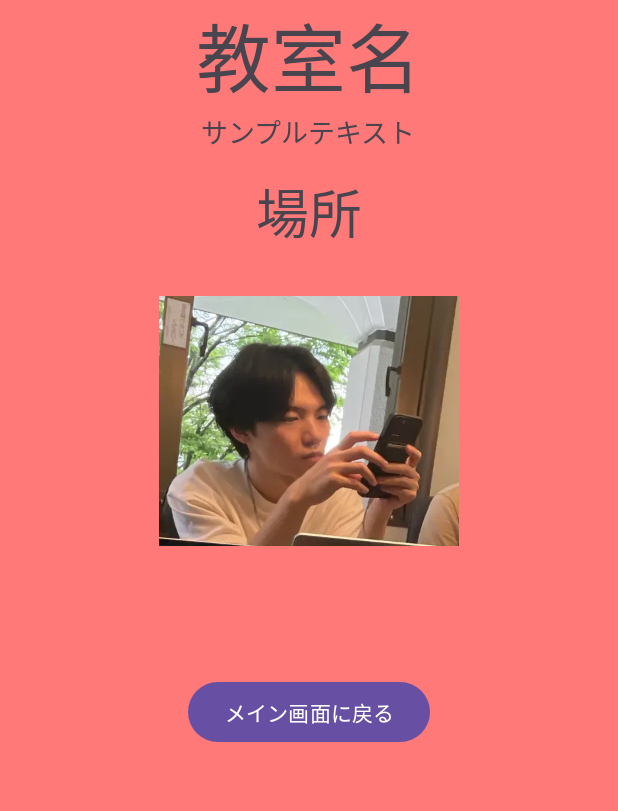
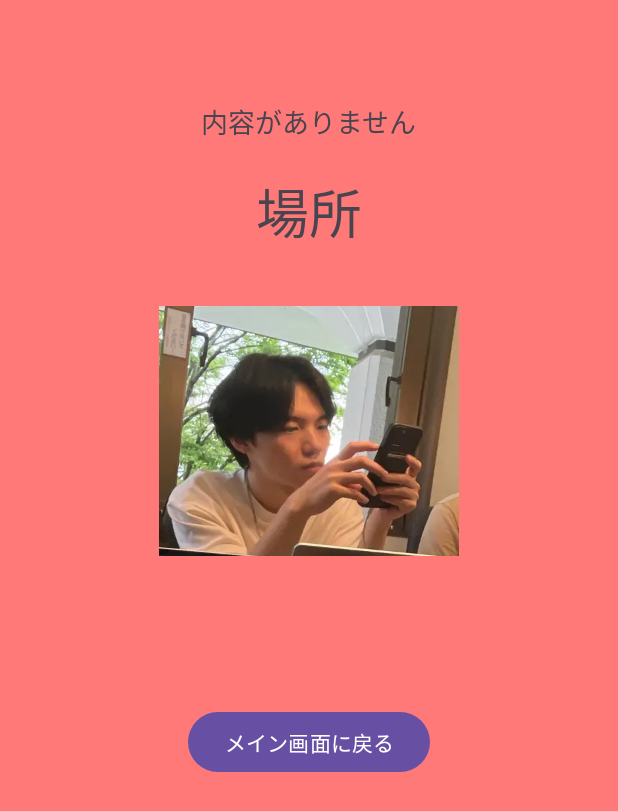
Before and after one commit to ebinogit/MozanMap, an Android app: the SubActivity screen opened directly, with no data from a screen before it, on a phone screen of 412 x 824 dp. Shown: the top 811 px of the screen. Run offline under Robolectric (Android 15) with nearby library versions, the phone set to English and light mode, and no system bars.

Commit message:
サブ画面使い回し２

```diff
--- a/app/src/main/java/com/example/mozanmap/SubActivity.kt
+++ b/app/src/main/java/com/example/mozanmap/SubActivity.kt
@@ -1,35 +1,20 @@
 package com.example.mozanmap
 
 import android.os.Bundle
-import android.widget.Button
-import android.widget.LinearLayout
 import android.widget.TextView
 import androidx.appcompat.app.AppCompatActivity
-import androidx.recyclerview.widget.RecyclerView
-import com.google.android.material.bottomsheet.BottomSheetBehavior
 
 class SubActivity : AppCompatActivity() {
-
-    private lateinit var bottomSheetBehavior: BottomSheetBehavior<LinearLayout>
-    private lateinit var recyclerView: RecyclerView
 
     override fun onCreate(savedInstanceState: Bundle?) {
         super.onCreate(savedInstanceState)
         setContentView(R.layout.activity_sub)
 
-        val buttonBack = findViewById<Button>(R.id.button_back)
-        val textView = findViewById<TextView>(R.id.textView)  // `textView` を取得
+        // インテントからボタンの内容を受け取る
+        val buttonContent = intent.getStringExtra("button_content")
 
-        // ボタンにクリックリスナーを設定
-        buttonBack.setOnClickListener {
-            // メイン画面に戻る
-            finish()  // 現在のアクティビティを終了して、前のアクティビティに戻る
-        }
-
-        val buttonId = intent.getIntExtra("button_id", -1)  // ボタンのインデックスを取得
-        if (buttonId != -1) {
-            // `buttonId` を使用してクリックされたボタンに応じたデータを表示
-            textView.text = "ボタン ${buttonId + 1} のコンテンツ"  // `textView` の内容を更新
-        }
+        // TextViewに表示
+        val textView = findViewById<TextView>(R.id.textView)
+        textView.text = buttonContent ?: "内容がありません" // 内容がない場合のフォールバック
     }
 }
--- /dev/null
+++ b/app/src/main/java/com/example/mozanmap/data/ButtonInfo.kt
@@ -0,0 +1,5 @@
+package com.example.mozanmap.data
+
+data class ButtonInfo(
+    val id: Int
+)
--- a/app/src/main/res/layout/activity_sub.xml
+++ b/app/src/main/res/layout/activity_sub.xml
@@ -11,7 +11,7 @@
     <TextView
         android:layout_width="wrap_content"
         android:layout_height="wrap_content"
-        android:text="教室名"
+        android:text=""
         android:textSize="50sp" />
 
     <TextView
@@ -22,14 +22,12 @@
         android:textSize="18sp"
         android:layout_gravity="center"/>
 
-
     <TextView
         android:layout_width="wrap_content"
         android:layout_height="wrap_content"
         android:text="場所"
         android:textSize="35sp"
-        android:layout_margin="20px"/>
-
+        android:layout_margin="20dp"/> <!-- 20px -> 20dp に修正 -->
 
     <ImageView
         android:layout_width="200dp"
@@ -42,8 +40,7 @@
         android:layout_height="wrap_content"
         android:text=""
         android:textSize="20sp"
-        android:layout_margin="20px"/>
-
+        android:layout_margin="20dp"/> <!-- 20px -> 20dp に修正 -->
 
     <Button
         android:id="@+id/button_back"
@@ -51,5 +48,4 @@
         android:layout_height="wrap_content"
         android:text="メイン画面に戻る"
         android:layout_marginTop="16dp"/>
-
 </LinearLayout>
```
Also changed, not shown: app/src/main/java/com/example/mozanmap/MainActivity.kt (+12 -6 lines).
